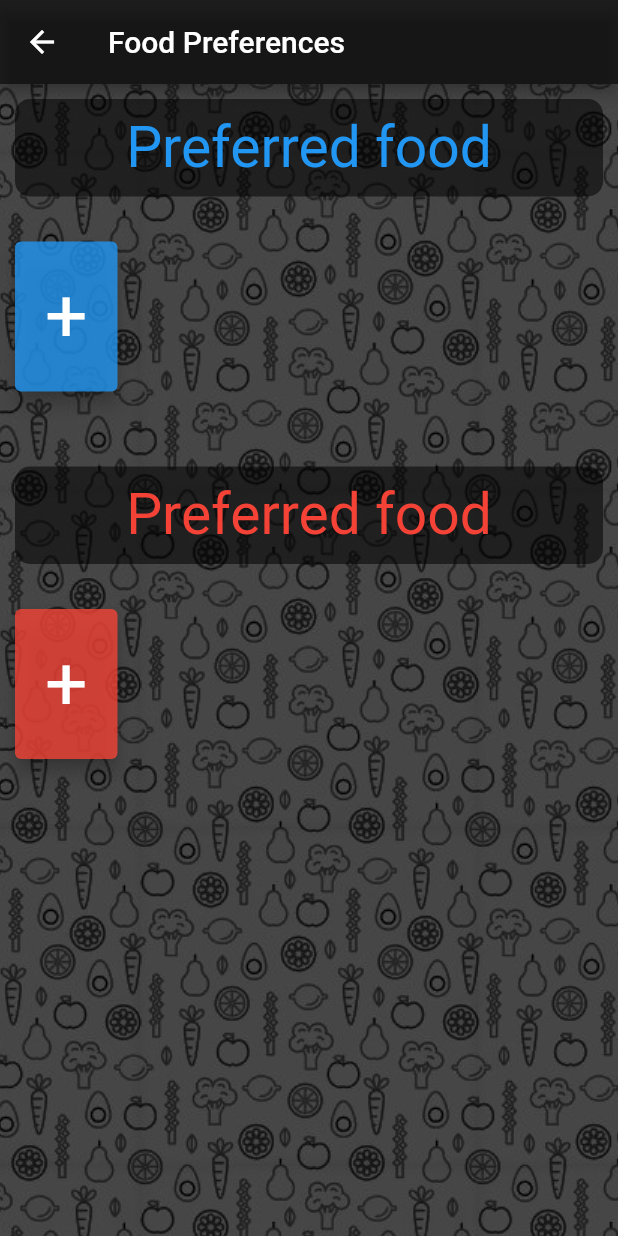
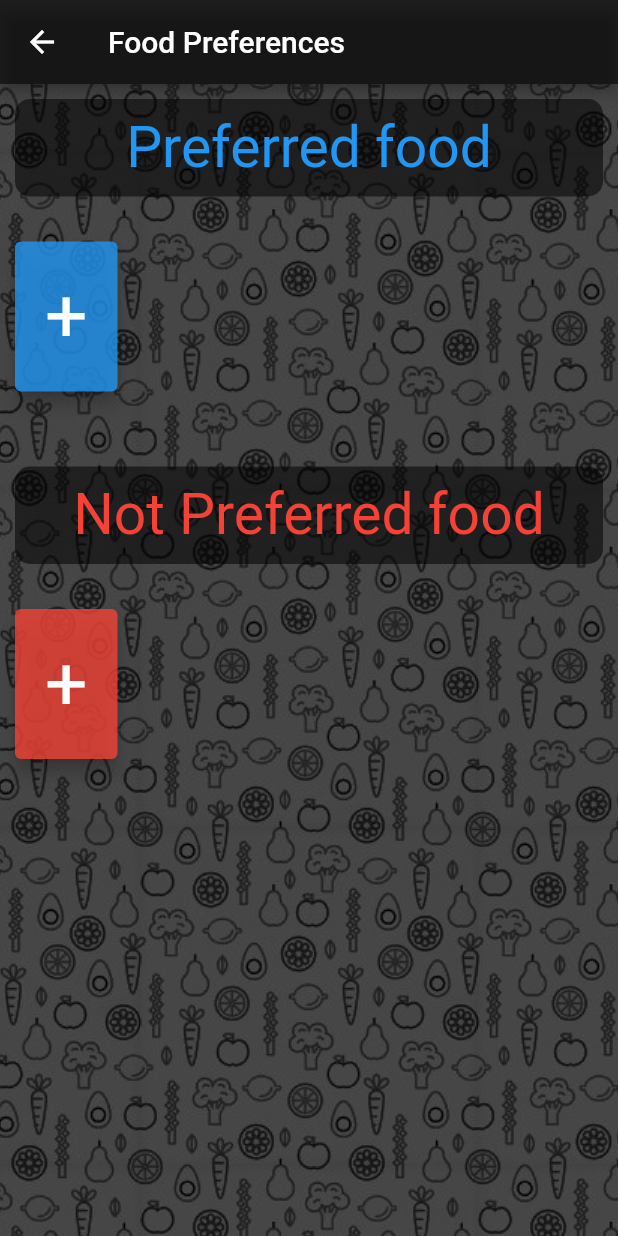
Before and after one commit to Dietary-Project-Sem-05/dietary, a Flutter app: the PrefPage screen opened directly, on a phone screen of 412 x 824 dp. Run offline on Flutter 3.47's test engine with Material 2 defaults, Android fonts, the phone set to English and light mode, and no system bars; our stand-ins replace bottom_navy_bar, fluttertoast, google_fonts, shared_preferences, sqflite; accounts and stored records are empty.

Commit message:
Minor Text update

```diff
--- a/lib/screens/food_prefferences.dart
+++ b/lib/screens/food_prefferences.dart
@@ -105,7 +105,7 @@ class _PrefPageState extends State<PrefPage>{
                   Title(
                     color: Colors.red,
                     child: const Text(
-                      "Preferred food",
+                      "Not Preferred food",
                       style: TextStyle(
                         color: Colors.red,
                         fontSize: 38,
```
